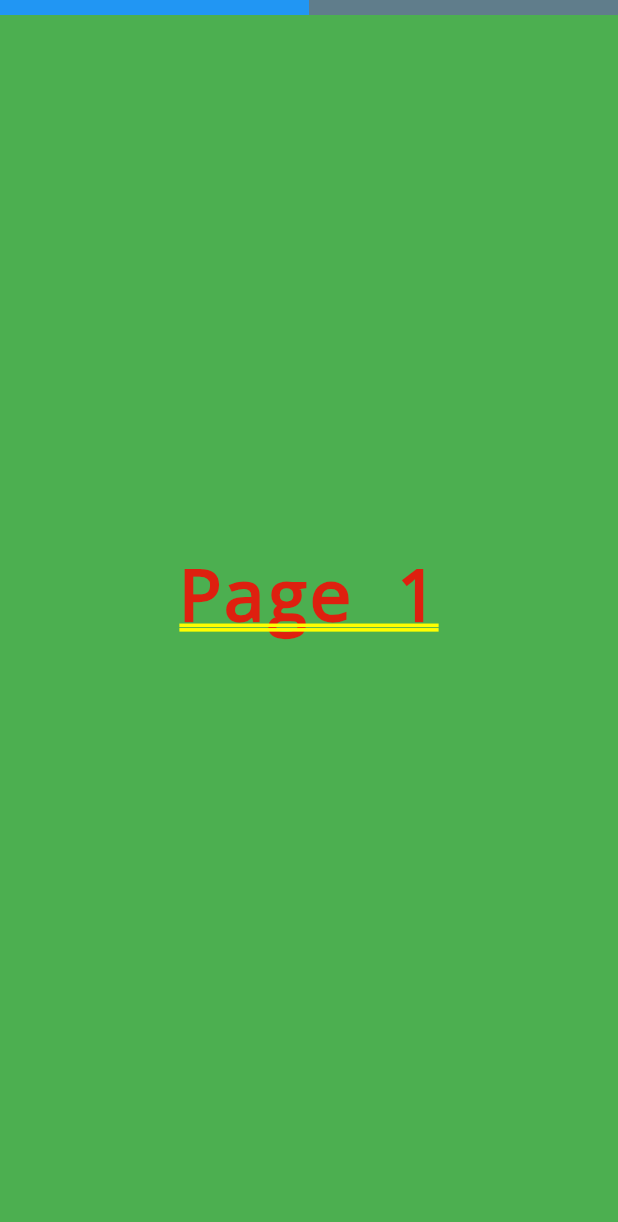
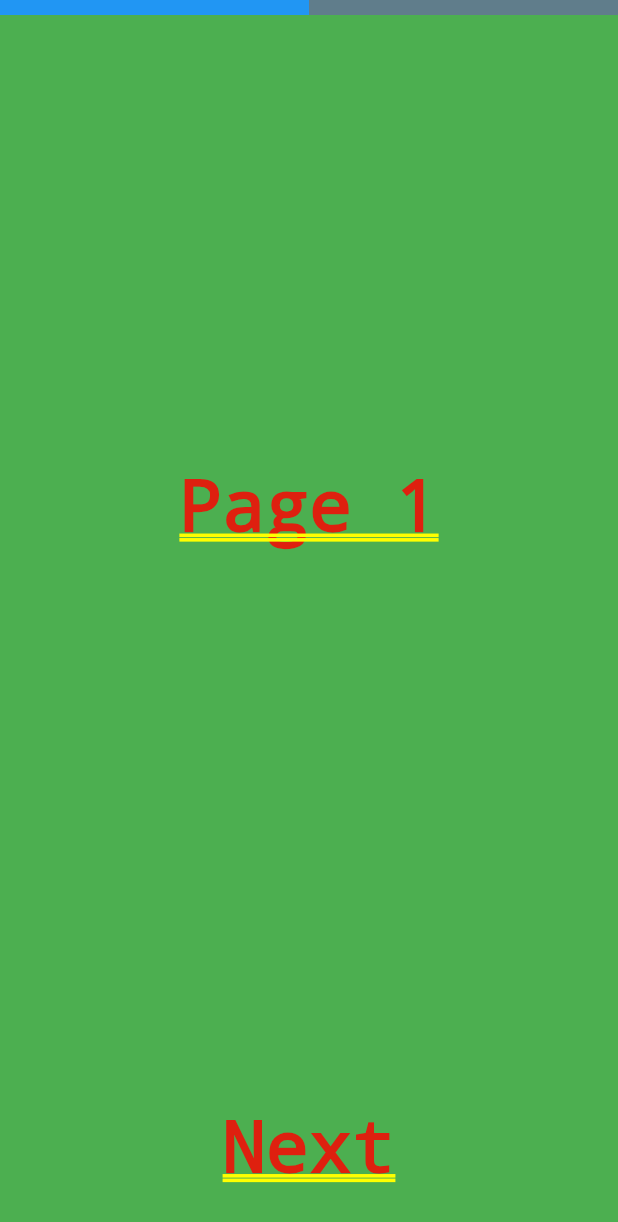
Before and after one commit to surenyonjan/page_forms, a Flutter app: the screen it shows after launch, on a phone screen of 412 x 824 dp. Shown: the top 1222 px of the screen. Run offline on Flutter 3.47's test engine with Material 2 defaults, Android fonts, the phone set to English and light mode, and no system bars.

Commit message:
show next page on next button tapped

```diff
--- a/lib/page_forms.dart
+++ b/lib/page_forms.dart
@@ -62,6 +62,7 @@ class PageFormsState extends State<PageForms> with SingleTickerProviderStateMixi
       lowerBound: 0.0,
       upperBound: (pages.length - 1).toDouble(),
       vsync: this,
+      duration: Duration(milliseconds: 1000),
     );
     _pageProgress.addListener(() {
       setState(() {});
@@ -82,6 +83,7 @@ class PageFormsState extends State<PageForms> with SingleTickerProviderStateMixi
             pageHeight: screenHeight,
             statusBarHeight: statusBarHeight,
             pages: pages,
+            pageProgress: _pageProgress,
             startIndex: startIndex,
           ),
           // progress indicator background
@@ -128,12 +130,14 @@ class _PageControllers extends StatefulWidget {
   final List<PageField> pages;
   final double statusBarHeight;
   int currentIndex;
+  AnimationController pageProgress;
 
   _PageControllers({
     @required this.pageWidth,
     @required this.pageHeight,
     @required this.pages,
     @required this.statusBarHeight,
+    @required this.pageProgress,
     int startIndex = 0,
   }) {
     currentIndex = startIndex;
@@ -146,6 +150,7 @@ class _PageControllers extends StatefulWidget {
     pages: pages,
     statusBarHeight: statusBarHeight,
     currentIndex: currentIndex,
+    pageProgress: pageProgress,
   );
 }
 
@@ -156,6 +161,7 @@ class _PageControllersState extends State<_PageControllers> with SingleTickerPro
   final List<PageField> pages;
   final double statusBarHeight;
   final int currentIndex;
+  AnimationController pageProgress;
 
   _PageControllersState({
     @required this.pageWidth,
@@ -163,6 +169,7 @@ class _PageControllersState extends State<_PageControllers> with SingleTickerPro
     @required this.pages,
     @required this.statusBarHeight,
     @required this.currentIndex,
+    @required this.pageProgress,
   });
 
   @override
@@ -175,13 +182,17 @@ class _PageControllersState extends State<_PageControllers> with SingleTickerPro
           pageWidth: pageWidth,
           pageHeight: pageHeight,
           pageCount: pages.length,
-          currentIndex: currentIndex,
+          currentIndex: pageProgress.value.toInt(),
         ),
         children: List.generate(pages.length, (int pageIndex) {
           return LayoutId(
             id: 'page$pageIndex',
             child: Container(
               color: pages[pageIndex].color,
+              child: Column(
+                children: <Widget>[
+                  Container(
+                    height: pageHeight - 120.0,
                     child: Padding(
                       padding: EdgeInsets.only(
                         top: statusBarHeight,
@@ -190,6 +201,20 @@ class _PageControllersState extends State<_PageControllers> with SingleTickerPro
                         bottom: 30.0,
                       ),
                       child: pages[pageIndex].child,
+                    ),
+                  ),
+                  Container(
+                    height: 120.0,
+                    child: GestureDetector(
+                      child: Center(
+                        child: Text('Next'),
+                      ),
+                      onTapUp: (_) {
+                        pageProgress.animateTo((pageIndex + 1).toDouble());
+                      },
+                    )
+                  )
+                ],
               ),
             ),
           );
```
Lines whose indentation alone changed are shown as unchanged.
